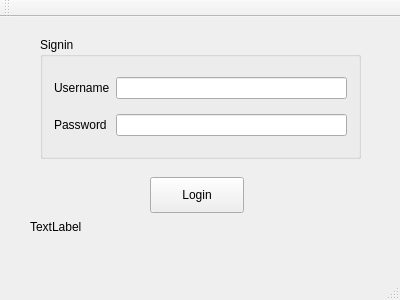
The window that inhaler_sound_mark1/qt_windows/login.ui (KieronAllsop/inhalersound) describes before a commit, drawn with Qt 5.
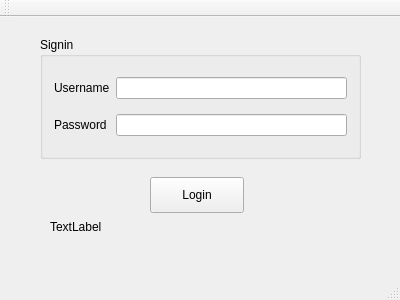
The same window after the commit.

```diff
--- a/inhaler_sound_mark1/qt_windows/login.ui
+++ b/inhaler_sound_mark1/qt_windows/login.ui
@@ -77,9 +77,9 @@
    <widget class="QLabel" name="label">
     <property name="geometry">
      <rect>
-      <x>30</x>
+      <x>50</x>
       <y>200</y>
-      <width>65</width>
+      <width>131</width>
       <height>20</height>
      </rect>
     </property>
```
